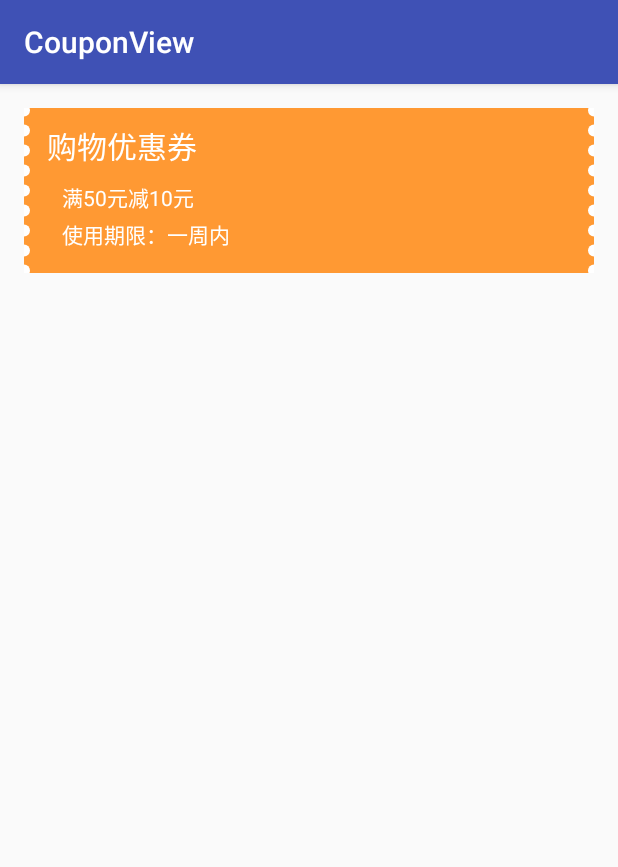
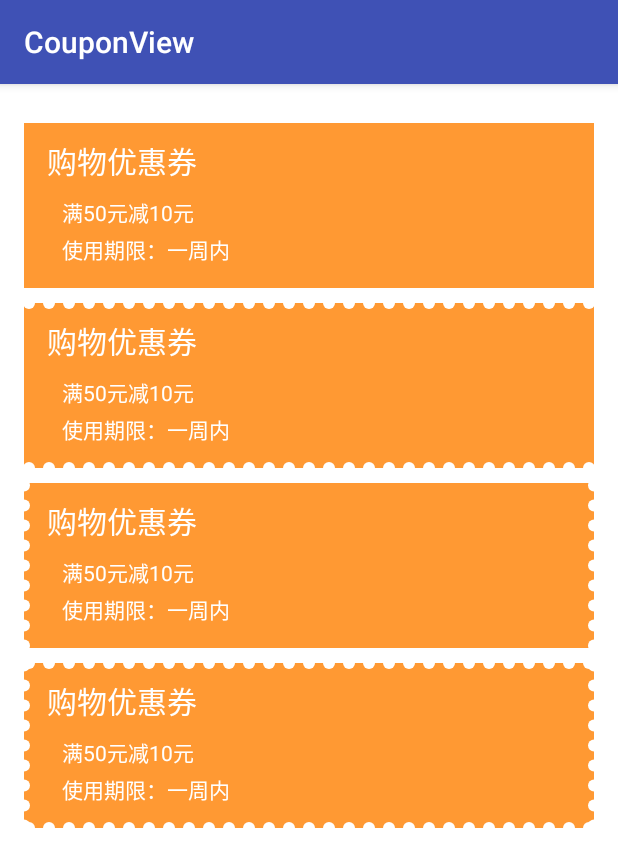
Before and after one commit to hust201010701/CouponView, an Android app: the screen it shows after launch (MainActivity), on a phone screen of 412 x 824 dp. Shown: the top 867 px of the screen. Run offline under Robolectric (Android 15) with nearby library versions, the phone set to English and light mode, and no system bars.

Commit message:
add four views

```diff
--- a/app/src/main/res/layout/activity_main.xml
+++ b/app/src/main/res/layout/activity_main.xml
@@ -1,5 +1,5 @@
 <?xml version="1.0" encoding="utf-8"?>
-<RelativeLayout
+<ScrollView
     xmlns:android="http://schemas.android.com/apk/res/android"
     xmlns:tools="http://schemas.android.com/tools"
     xmlns:coupon="http://schemas.android.com/apk/res-auto"
@@ -9,8 +9,15 @@
     android:paddingRight="@dimen/activity_horizontal_margin"
     android:paddingTop="@dimen/activity_vertical_margin"
     android:paddingBottom="@dimen/activity_vertical_margin"
-    tools:context="com.orzangleli.demo.MainActivity">
+    tools:context="com.orzangleli.demo.MainActivity"
+    android:background="#ffffff"
+    >
 
+    <LinearLayout
+        android:layout_width="match_parent"
+        android:layout_height="match_parent"
+        android:orientation="vertical"
+        >
     <com.orzangleli.demo.view.CouponView
         android:layout_width="match_parent"
         android:layout_height="wrap_content"
@@ -20,7 +27,8 @@
         coupon:radius="5dp"
         coupon:radiusBackgroundColor="#ffffff"
         coupon:showHorizontal="false"
-        coupon:showVertical="true"
+        coupon:showVertical="false"
+        android:layout_marginTop="10dp"
         >
 
         <TextView
@@ -59,5 +67,156 @@
 
         </com.orzangleli.demo.view.CouponView>
 
+    <com.orzangleli.demo.view.CouponView
+        android:layout_width="match_parent"
+        android:layout_height="wrap_content"
+        android:orientation="vertical"
+        android:background="#FF9933"
+        coupon:gap="4dp"
+        coupon:radius="5dp"
+        coupon:radiusBackgroundColor="#ffffff"
+        coupon:showHorizontal="true"
+        coupon:showVertical="false"
+        android:layout_marginTop="10dp"
+        >
 
-</RelativeLayout>
+        <TextView
+            android:layout_width="match_parent"
+            android:layout_height="40dp"
+            android:text="购物优惠券"
+            android:textSize="20sp"
+            android:textColor="#FFFFFF"
+            android:layout_marginTop="5dp"
+            android:layout_marginLeft="15dp"
+            android:gravity="center_vertical"
+            />
+
+        <TextView
+            android:layout_width="match_parent"
+            android:layout_height="wrap_content"
+            android:text="满50元减10元"
+            android:textSize="14sp"
+            android:textColor="#FFFFFF"
+            android:layout_marginTop="3dp"
+            android:layout_marginLeft="25dp"
+            android:gravity="center_vertical"
+            />
+        <TextView
+            android:layout_width="match_parent"
+            android:layout_height="wrap_content"
+            android:text="使用期限：一周内"
+            android:textSize="14sp"
+            android:textColor="#FFFFFF"
+            android:layout_marginTop="3dp"
+            android:layout_marginLeft="25dp"
+            android:layout_marginBottom="15dp"
+            android:gravity="center_vertical"
+            />
+
+
+    </com.orzangleli.demo.view.CouponView>
+
+    <com.orzangleli.demo.view.CouponView
+        android:layout_width="match_parent"
+        android:layout_height="wrap_content"
+        android:orientation="vertical"
+        android:background="#FF9933"
+        coupon:gap="4dp"
+        coupon:radius="5dp"
+        coupon:radiusBackgroundColor="#ffffff"
+        coupon:showHorizontal="false"
+        coupon:showVertical="true"
+        android:layout_marginTop="10dp"
+        >
+
+        <TextView
+            android:layout_width="match_parent"
+            android:layout_height="40dp"
+            android:text="购物优惠券"
+            android:textSize="20sp"
+            android:textColor="#FFFFFF"
+            android:layout_marginTop="5dp"
+            android:layout_marginLeft="15dp"
+            android:gravity="center_vertical"
+            />
+
+        <TextView
+            android:layout_width="match_parent"
+            android:layout_height="wrap_content"
+            android:text="满50元减10元"
+            android:textSize="14sp"
+            android:textColor="#FFFFFF"
+            android:layout_marginTop="3dp"
+            android:layout_marginLeft="25dp"
+            android:gravity="center_vertical"
+            />
+        <TextView
+            android:layout_width="match_parent"
+            android:layout_height="wrap_content"
+            android:text="使用期限：一周内"
+            android:textSize="14sp"
+            android:textColor="#FFFFFF"
+            android:layout_marginTop="3dp"
+            android:layout_marginLeft="25dp"
+            android:layout_marginBottom="15dp"
+            android:gravity="center_vertical"
+            />
+
+
+    </com.orzangleli.demo.view.CouponView>
+
+    <com.orzangleli.demo.view.CouponView
+        android:layout_width="match_parent"
+        android:layout_height="wrap_content"
+        android:orientation="vertical"
+        android:background="#FF9933"
+        coupon:gap="4dp"
+        coupon:radius="5dp"
+        coupon:radiusBackgroundColor="#ffffff"
+        coupon:showHorizontal="true"
+        coupon:showVertical="true"
+        android:layout_marginTop="10dp"
+        >
+
+        <TextView
+            android:layout_width="match_parent"
+            android:layout_height="40dp"
+            android:text="购物优惠券"
+            android:textSize="20sp"
+            android:textColor="#FFFFFF"
+            android:layout_marginTop="5dp"
+            android:layout_marginLeft="15dp"
+            android:gravity="center_vertical"
+            />
+
+        <TextView
+            android:layout_width="match_parent"
+            android:layout_height="wrap_content"
+            android:text="满50元减10元"
+            android:textSize="14sp"
+            android:textColor="#FFFFFF"
+            android:layout_marginTop="3dp"
+            android:layout_marginLeft="25dp"
+            android:gravity="center_vertical"
+            />
+        <TextView
+            android:layout_width="match_parent"
+            android:layout_height="wrap_content"
+            android:text="使用期限：一周内"
+            android:textSize="14sp"
+            android:textColor="#FFFFFF"
+            android:layout_marginTop="3dp"
+            android:layout_marginLeft="25dp"
+            android:layout_marginBottom="15dp"
+            android:gravity="center_vertical"
+            />
+
+
+    </com.orzangleli.demo.view.CouponView>
+
+
+
+    </LinearLayout>
+
+
+</ScrollView>
```
